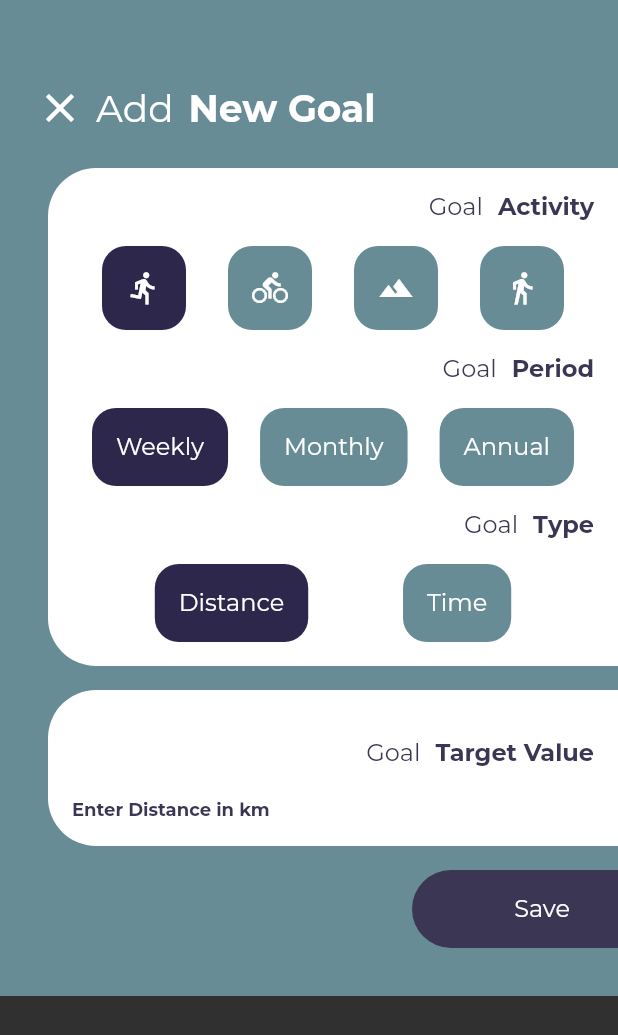
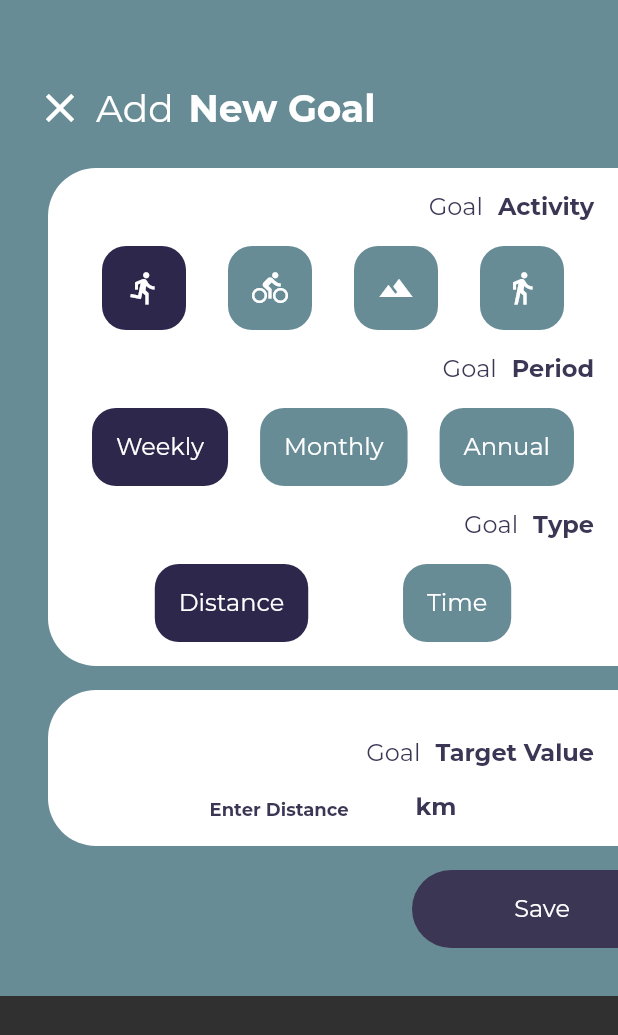
Before and after one commit to luuuuk/datavisualizationapp, a Flutter app: the AddGoalScreen screen opened by its route, after a tap on "Your", on a phone screen of 412 x 824 dp. Shown: the top 1035 px of the screen. Run offline on Flutter 3.47's test engine with Material 2 defaults, Android fonts, the phone set to English and light mode, and no system bars; our stand-ins replace charts_flutter, dotted_border, flutter_slidable, flutter_speed_dial, google_fonts, page_transition and 2 more; accounts and stored records are empty.

Commit message:
[Update] Units added, keyboard dismissing implemented

```diff
--- a/lib/screens/add_data_screen.dart
+++ b/lib/screens/add_data_screen.dart
@@ -49,7 +49,15 @@ class _AddDataScreenState extends State<AddDataScreen> {
     return Scaffold(
       resizeToAvoidBottomPadding: true,
       key: _scaffoldKey,
-      body: Stack(
+      body: GestureDetector(
+        onTap: () {
+          FocusScopeNode currentFocus = FocusScope.of(context);
+
+          if (!currentFocus.hasPrimaryFocus) {
+            currentFocus.unfocus();
+          }
+        },
+        child: Stack(
           children: [
             Container(
               child: Column(
@@ -525,6 +533,7 @@ class _AddDataScreenState extends State<AddDataScreen> {
             ),
           ],
         ),
+      ),
     );
   }
 
--- a/lib/screens/add_goal_screen.dart
+++ b/lib/screens/add_goal_screen.dart
@@ -38,7 +38,15 @@ class _AddGoalScreenState extends State<AddGoalScreen> {
   Widget build(BuildContext context) {
     return Scaffold(
       key: _scaffoldKey,
-      body: Container(
+      body: GestureDetector(
+        onTap: () {
+          FocusScopeNode currentFocus = FocusScope.of(context);
+
+          if (!currentFocus.hasPrimaryFocus) {
+            currentFocus.unfocus();
+          }
+        },
+        child: Container(
           color: ThemeColors.blueGreenisShade1,
           child: SingleChildScrollView(
             child: Column(
@@ -487,7 +495,12 @@ class _AddGoalScreenState extends State<AddGoalScreen> {
                           ],
                         ),
                       ),
-                    TextField(
+                      Row(
+                        mainAxisSize: MainAxisSize.min,
+                        children: [
+                          Container(
+                            width: MediaQuery.of(context).size.width / 3,
+                            child: TextFormField(
                               onEditingComplete: () => FocusScope.of(context).unfocus(),
                               inputFormatters: <TextInputFormatter>[
                                 FilteringTextInputFormatter.digitsOnly
@@ -503,8 +516,8 @@ class _AddGoalScreenState extends State<AddGoalScreen> {
                               keyboardType: TextInputType.numberWithOptions(),
                               decoration: InputDecoration.collapsed(
                                 hintText: goalTypeValue == 0
-                            ? 'Enter Distance in km'
-                            : 'Enter Duration in h',
+                                    ? 'Enter Distance'
+                                    : 'Enter Duration',
                                 hintStyle: TextStyle(
                                       fontFamily: 'Montserrat',
                                       color: ThemeColors.mediumBlue,
@@ -517,6 +530,19 @@ class _AddGoalScreenState extends State<AddGoalScreen> {
                                   color: ThemeColors.mediumBlue,
                                   fontWeight: FontWeight.bold,
                                   fontSize: 16.0),
+                            ),
+                          ),
+                          Text(
+                              goalTypeValue == 0
+                                  ? 'km'
+                                  : 'hours',
+                            style: TextStyle(
+                                fontFamily: 'Montserrat',
+                                color: ThemeColors.mediumBlue,
+                                fontWeight: FontWeight.bold,
+                                fontSize: 16.0),
+                          ),
+                        ],
                       ),
                     ],
                   ),
@@ -541,6 +567,7 @@ class _AddGoalScreenState extends State<AddGoalScreen> {
                   ),
                 ),
               ],
+            ),
           ),
         ),
       ),
--- a/lib/screens/goals_screen.dart
+++ b/lib/screens/goals_screen.dart
@@ -223,7 +223,10 @@ class _GoalsScreenState extends State<GoalsScreen> {
                 }),
             GestureDetector(
               onTap: (){
-                Navigator.pushNamed(context, AddGoalScreen.routeName);
+                Navigator.pushNamed(context, AddGoalScreen.routeName).then((value) {
+                  setState(() {
+                  });
+                });
               },
               child: Container(
                 margin: EdgeInsets.fromLTRB(32, 0, 0, 16),
```
Lines whose indentation alone changed are shown as unchanged.
